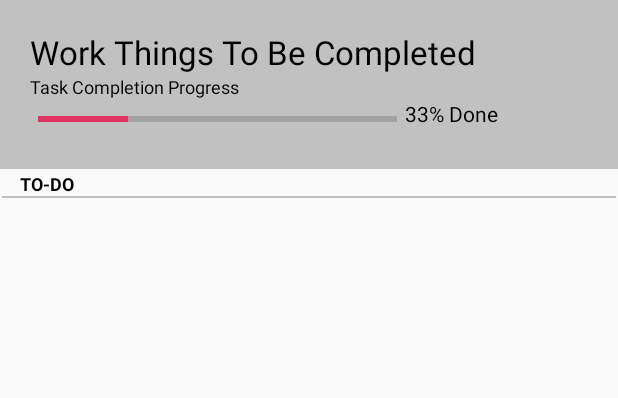
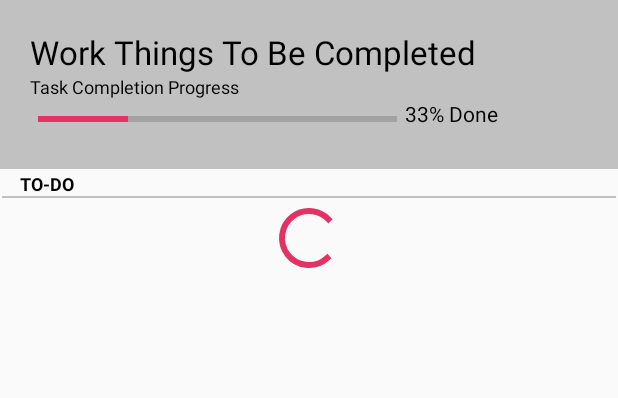
Before and after one commit to Karas358/List-To-Do, an Android app: the layout activity_main.xml on its own in the app's theme, with its tools: preview values and no code run, on a phone screen of 412 x 824 dp. Shown: the top 398 px of the screen. Run offline under Robolectric (Android 15) with nearby library versions, the phone set to English and light mode, and no system bars.

Commit message:
To-Do List

```diff
--- a/app/src/main/java/com/example/listtodo/TaskRepository.java
+++ b/app/src/main/java/com/example/listtodo/TaskRepository.java
@@ -3,6 +3,7 @@ package com.example.listtodo;
 import android.content.Context;
 import android.os.AsyncTask;
 import android.util.Log;
+import android.widget.ProgressBar;
 import android.widget.Toast;
 
 import androidx.room.Room;
@@ -13,6 +14,7 @@ public class TaskRepository {
     private String DB_NAME = "my_task_db";
     private AppDB appDB;
     Context context;
+    ProgressBar progressBar;
 
     public TaskRepository(Context context){
         this.context = context;
--- a/app/src/main/res/layout/activity_main.xml
+++ b/app/src/main/res/layout/activity_main.xml
@@ -97,7 +97,14 @@
             android:gravity="center"
             android:visibility="gone"
             android:text="Add To-Do List" />
-
+        <ProgressBar
+            android:gravity="center"
+            android:id="@+id/indeterminateBar"
+            android:layout_width="match_parent"
+            android:layout_height="wrap_content"
+            android:indeterminate="true"
+            android:indeterminateTintMode="src_in"
+            ></ProgressBar>
 
 
 
```
Also changed, not shown: app/src/main/java/com/example/listtodo/MainActivity.java (+10 -1 lines).
